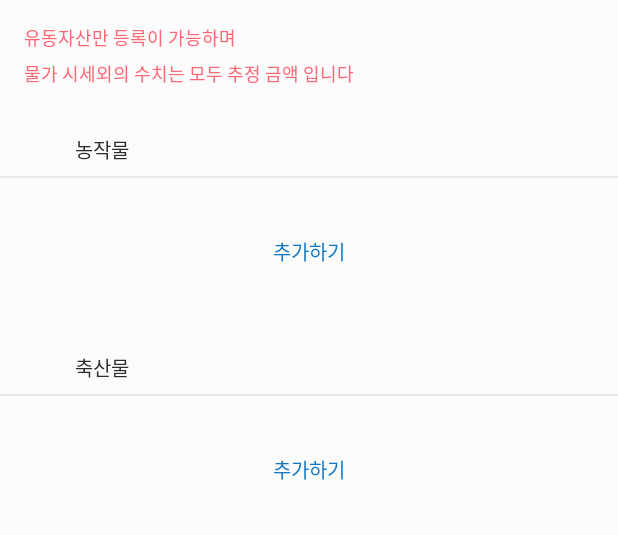
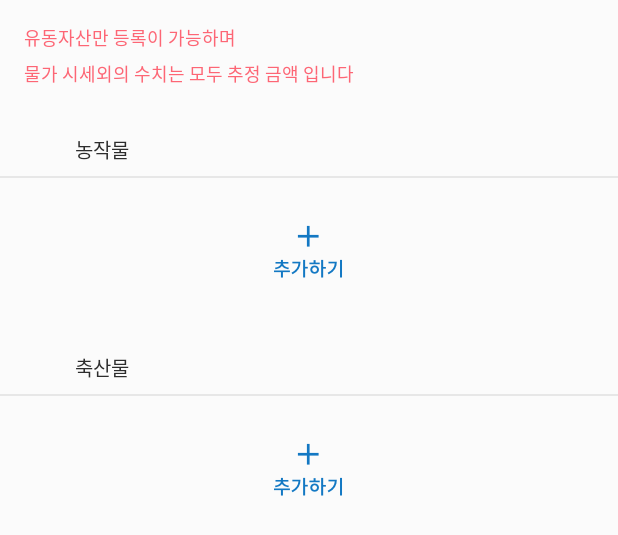
Before and after one commit to Unithon7th/Team5, an Android app: the layout content_asset_nothing.xml on its own in the app's theme, with its tools: preview values and no code run, on a phone screen of 412 x 824 dp. Shown: the top 535 px of the screen. Run offline under Robolectric (Android 15) with nearby library versions, the phone set to English and light mode, and no system bars.

Commit message:
chore: 등록하는화면 추가

```diff
--- a/unithon_nb/app/src/main/res/layout/activity_asset_register_main.xml
+++ b/unithon_nb/app/src/main/res/layout/activity_asset_register_main.xml
@@ -31,5 +31,7 @@
 
     <include layout="@layout/component_line" />
 
-    <include layout="@layout/content_asset_nothing" />
+    <include
+        android:id="@+id/content_main"
+        layout="@layout/content_asset_nothing" />
 </LinearLayout>
--- a/unithon_nb/app/src/main/res/layout/content_asset_nothing.xml
+++ b/unithon_nb/app/src/main/res/layout/content_asset_nothing.xml
@@ -22,6 +22,12 @@
         app:layout_constraintEnd_toEndOf="parent"
         app:layout_constraintStart_toStartOf="parent"
         app:layout_constraintTop_toTopOf="parent" />
+
+    <LinearLayout
+        android:id="@+id/layout_contents_main"
+        android:layout_width="match_parent"
+        android:layout_height="match_parent"
+        android:orientation="vertical">
 
         <LinearLayout
             android:layout_width="match_parent"
@@ -53,17 +59,15 @@
                 android:background="@color/bg_line" />
 
             <LinearLayout
+                android:id="@+id/add_agricultural"
                 android:layout_width="match_parent"
                 android:layout_height="match_parent"
                 android:gravity="center">
 
-            <TextView
+                <ImageView
                     android:layout_width="wrap_content"
                     android:layout_height="wrap_content"
-                android:lineSpacingExtra="11sp"
-                android:textColor="#1378c3"
-                android:textSize="13sp"
-                tools:text="추가하기" />
+                    android:src="@drawable/add" />
             </LinearLayout>
 
         </LinearLayout>
@@ -102,19 +106,18 @@
                 android:background="@color/bg_line" />
 
             <LinearLayout
+                android:id="@+id/add_livestock"
                 android:layout_width="match_parent"
                 android:layout_height="match_parent"
                 android:gravity="center">
 
-            <TextView
+                <ImageView
                     android:layout_width="wrap_content"
                     android:layout_height="wrap_content"
-                android:lineSpacingExtra="11sp"
-                android:textColor="#1378c3"
-                android:textSize="13sp"
-                tools:text="추가하기" />
+                    android:src="@drawable/add" />
             </LinearLayout>
 
+        </LinearLayout>
     </LinearLayout>
 
     <LinearLayout
```
Also changed, not shown: unithon_nb/app/src/main/res/drawable-hdpi/add.png (added), unithon_nb/app/src/main/res/drawable-mdpi/add.png (added), unithon_nb/app/src/main/res/drawable-xhdpi/add.png (added), unithon_nb/app/src/main/res/drawable-xxhdpi/add.png (added), unithon_nb/app/src/main/res/drawable-xxxhdpi/add.png (added). Lines whose indentation alone changed are shown as unchanged.
